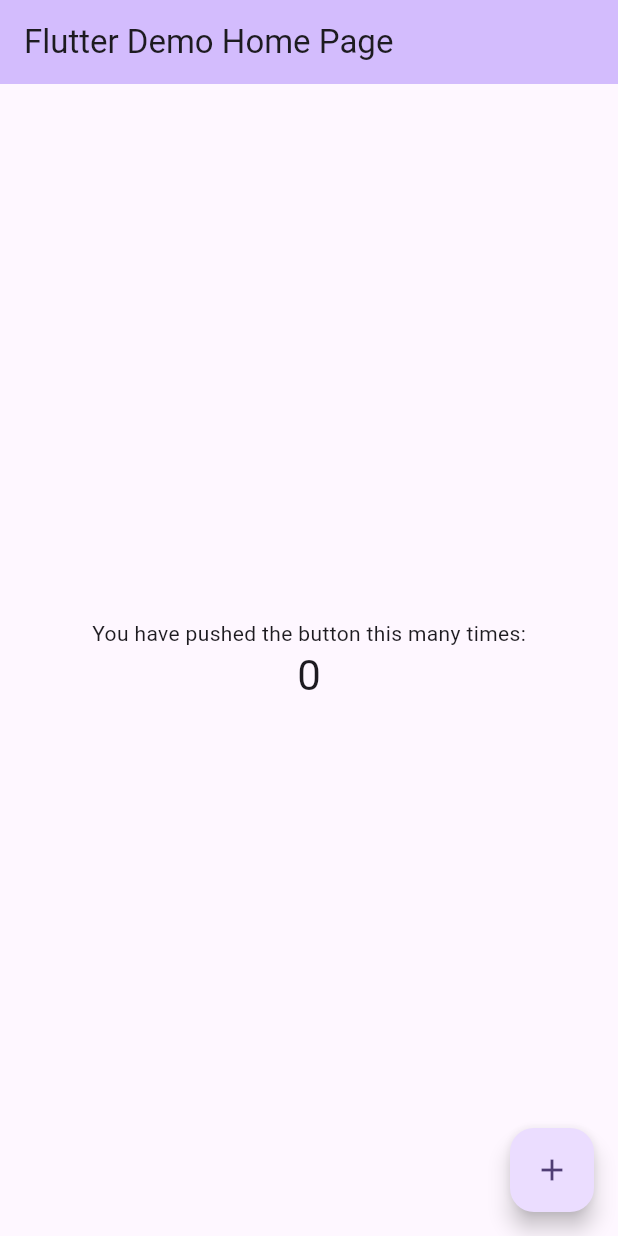
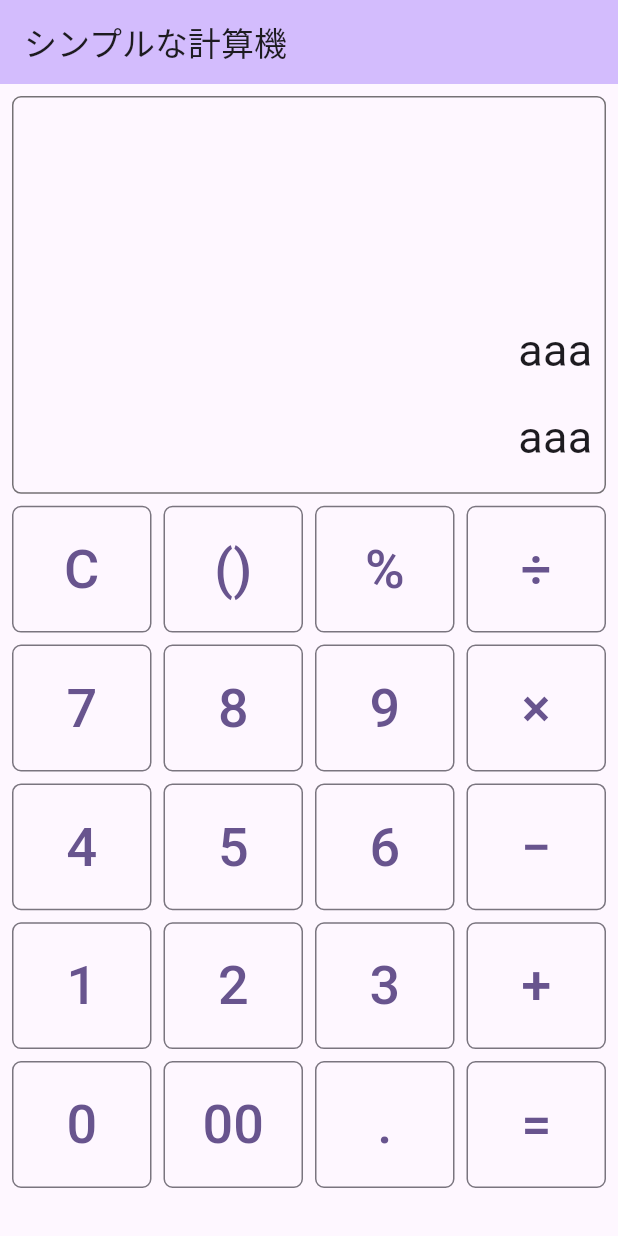
Before and after one commit to tnemotox/flutter-sample-calculator, a Flutter app: the screen it shows after launch, on a phone screen of 412 x 824 dp. Run offline on Flutter 3.47's test engine with Material 3 defaults, Android fonts, the phone set to English and light mode, and no system bars.

Commit message:
電卓の基本レイアウトを作成

```diff
--- /dev/null
+++ b/lib/button_pannel.dart
@@ -0,0 +1,65 @@
+import 'package:flutter/material.dart';
+import 'package:provider/provider.dart';
+import 'calculator_model.dart';
+
+class CalculatorButton extends StatelessWidget {
+  const CalculatorButton({super.key, required this.value});
+
+  final String value;
+
+  @override
+  Widget build(BuildContext context) {
+    return OutlinedButton(
+      onPressed: () {
+        context.read<CalculatorModel>().setValue(value);
+      },
+      style: OutlinedButton.styleFrom(
+        shape: RoundedRectangleBorder(
+          borderRadius: BorderRadius.circular(6.0),
+        ),
+      ),
+      child: Text(
+        value,
+        style: const TextStyle(fontSize: 36.0),
+      ),
+    );
+  }
+}
+
+class ButtonPanel extends StatelessWidget {
+  const ButtonPanel({super.key});
+
+  @override
+  Widget build(BuildContext context) {
+    return GridView.count(
+      physics: const NeverScrollableScrollPhysics(),
+      crossAxisCount: 4,
+      mainAxisSpacing: 8.0,
+      crossAxisSpacing: 8.0,
+      childAspectRatio: 1.1,
+      padding: const EdgeInsets.symmetric(horizontal: 8.0),
+      children: const [
+        CalculatorButton(value: 'C'),
+        CalculatorButton(value: '()'),
+        CalculatorButton(value: '%'),
+        CalculatorButton(value: '÷'),
+        CalculatorButton(value: '7'),
+        CalculatorButton(value: '8'),
+        CalculatorButton(value: '9'),
+        CalculatorButton(value: '×'),
+        CalculatorButton(value: '4'),
+        CalculatorButton(value: '5'),
+        CalculatorButton(value: '6'),
+        CalculatorButton(value: '−'),
+        CalculatorButton(value: '1'),
+        CalculatorButton(value: '2'),
+        CalculatorButton(value: '3'),
+        CalculatorButton(value: '+'),
+        CalculatorButton(value: '0'),
+        CalculatorButton(value: '00'),
+        CalculatorButton(value: '.'),
+        CalculatorButton(value: '='),
+      ],
+    );
+  }
+}
--- /dev/null
+++ b/lib/calculator_model.dart
@@ -0,0 +1,12 @@
+import 'package:flutter/material.dart';
+
+class CalculatorModel extends ChangeNotifier {
+  String _value = '';
+
+  String get value => _value;
+
+  void setValue(String newValue) {
+    _value = newValue;
+    notifyListeners();
+  }
+}
--- a/lib/main.dart
+++ b/lib/main.dart
@@ -1,6 +1,21 @@
 import 'package:flutter/material.dart';
+import 'package:flutter/services.dart';
+import 'package:provider/provider.dart';
+import 'calculator_model.dart';
+import 'button_pannel.dart';
 
-void main() => runApp(const MyApp());
+void main() {
+  WidgetsFlutterBinding.ensureInitialized();
+  SystemChrome.setPreferredOrientations([DeviceOrientation.portraitUp])
+      .then((_) {
+    runApp(
+      ChangeNotifierProvider(
+        create: (context) => CalculatorModel(),
+        child: const MyApp(),
+      ),
+    );
+  });
+}
 
 class MyApp extends StatelessWidget {
   const MyApp({super.key});
@@ -11,113 +26,107 @@ class MyApp extends StatelessWidget {
     return MaterialApp(
       title: 'Simple Calculator',
       theme: ThemeData(
-        // This is the theme of your application.
-        //
-        // TRY THIS: Try running your application with "flutter run". You'll see
-        // the application has a purple toolbar. Then, without quitting the app,
-        // try changing the seedColor in the colorScheme below to Colors.green
-        // and then invoke "hot reload" (save your changes or press the "hot
-        // reload" button in a Flutter-supported IDE, or press "r" if you used
-        // the command line to start the app).
-        //
-        // Notice that the counter didn't reset back to zero; the application
-        // state is not lost during the reload. To reset the state, use hot
-        // restart instead.
-        //
-        // This works for code too, not just values: Most code changes can be
-        // tested with just a hot reload.
         colorScheme: ColorScheme.fromSeed(seedColor: Colors.deepPurple),
         useMaterial3: true,
       ),
-      home: const MyHomePage(title: 'Flutter Demo Home Page'),
+      home: const MyCaluclator(title: 'シンプルな計算機'),
     );
   }
 }
 
-class MyHomePage extends StatefulWidget {
-  const MyHomePage({super.key, required this.title});
-
-  // This widget is the home page of your application. It is stateful, meaning
-  // that it has a State object (defined below) that contains fields that affect
-  // how it looks.
-
-  // This class is the configuration for the state. It holds the values (in this
-  // case the title) provided by the parent (in this case the App widget) and
-  // used by the build method of the State. Fields in a Widget subclass are
-  // always marked "final".
+class MyCaluclator extends StatefulWidget {
+  const MyCaluclator({super.key, required this.title});
 
   final String title;
 
   @override
-  State<MyHomePage> createState() => _MyHomePageState();
+  State<MyCaluclator> createState() => _MyCaluclatorState();
 }
 
-class _MyHomePageState extends State<MyHomePage> {
-  int _counter = 0;
+class CalculatorButton extends StatelessWidget {
+  const CalculatorButton({super.key, required this.value});
 
-  void _incrementCounter() {
-    setState(() {
-      // This call to setState tells the Flutter framework that something has
-      // changed in this State, which causes it to rerun the build method below
-      // so that the display can reflect the updated values. If we changed
-      // _counter without calling setState(), then the build method would not be
-      // called again, and so nothing would appear to happen.
-      _counter++;
-    });
-  }
+  final String value;
 
   @override
   Widget build(BuildContext context) {
-    // This method is rerun every time setState is called, for instance as done
-    // by the _incrementCounter method above.
-    //
-    // The Flutter framework has been optimized to make rerunning build methods
-    // fast, so that you can just rebuild anything that needs updating rather
-    // than having to individually change instances of widgets.
+    return OutlinedButton(
+      onPressed: () {
+        // ボタンが押されたときの処理
+      },
+      style: OutlinedButton.styleFrom(
+        shape: RoundedRectangleBorder(
+          borderRadius: BorderRadius.circular(6.0),
+        ),
+      ),
+      child: Text(
+        value,
+        style: const TextStyle(fontSize: 36.0),
+      ),
+    );
+  }
+}
+
+class _MyCaluclatorState extends State<MyCaluclator> {
+  @override
+  Widget build(BuildContext context) {
     return Scaffold(
       appBar: AppBar(
-        // TRY THIS: Try changing the color here to a specific color (to
-        // Colors.amber, perhaps?) and trigger a hot reload to see the AppBar
-        // change color while the other colors stay the same.
         backgroundColor: Theme.of(context).colorScheme.inversePrimary,
-        // Here we take the value from the MyHomePage object that was created by
-        // the App.build method, and use it to set our appbar title.
         title: Text(widget.title),
       ),
-      body: Center(
-        // Center is a layout widget. It takes a single child and positions it
-        // in the middle of the parent.
+      body: Column(
+        crossAxisAlignment: CrossAxisAlignment.stretch,
+        children: [
+          SizedBox(
+            child: Container(
+              decoration: BoxDecoration(
+                border: Border.all(color: Colors.black54, width: 1),
+                borderRadius: BorderRadius.circular(6), // 角を丸くする
+              ),
+              margin: const EdgeInsets.all(8.0),
+              padding: const EdgeInsets.all(8.0),
               child: Column(
-          // Column is also a layout widget. It takes a list of children and
-          // arranges them vertically. By default, it sizes itself to fit its
-          // children horizontally, and tries to be as tall as its parent.
-          //
-          // Column has various properties to control how it sizes itself and
-          // how it positions its children. Here we use mainAxisAlignment to
-          // center the children vertically; the main axis here is the vertical
-          // axis because Columns are vertical (the cross axis would be
-          // horizontal).
-          //
-          // TRY THIS: Invoke "debug painting" (choose the "Toggle Debug Paint"
-          // action in the IDE, or press "p" in the console), to see the
-          // wireframe for each widget.
-          mainAxisAlignment: MainAxisAlignment.center,
-          children: <Widget>[
-            const Text(
-              'You have pushed the button this many times:',
+                children: [
+                  SizedBox(
+                    height: MediaQuery.of(context).size.height * 0.16,
+                    child: Align(
+                      alignment: Alignment.centerRight,
+                      child: Text(
+                        context.watch<CalculatorModel>().value,
+                        style: const TextStyle(fontSize: 64.0),
                       ),
-            Text(
-              '$_counter',
-              style: Theme.of(context).textTheme.headlineMedium,
+                    ),
+                  ),
+                  SizedBox(
+                    height: MediaQuery.of(context).size.height * 0.07,
+                    child: const Align(
+                      alignment: Alignment.centerRight,
+                      child: Text(
+                        'aaa',
+                        style: TextStyle(fontSize: 30.0),
+                      ),
+                    ),
+                  ),
+                  SizedBox(
+                    height: MediaQuery.of(context).size.height * 0.07,
+                    child: const Align(
+                      alignment: Alignment.centerRight,
+                      child: Text(
+                        'aaa',
+                        style: TextStyle(fontSize: 30.0),
+                      ),
+                    ),
                   ),
                 ],
               ),
             ),
-      floatingActionButton: FloatingActionButton(
-        onPressed: _incrementCounter,
-        tooltip: 'Increment',
-        child: const Icon(Icons.add),
-      ), // This trailing comma makes auto-formatting nicer for build methods.
+          ),
+          const Expanded(
+            child: ButtonPanel(),
+          ),
+        ],
+      ),
     );
   }
 }
```
Lines whose indentation alone changed are shown as unchanged.
